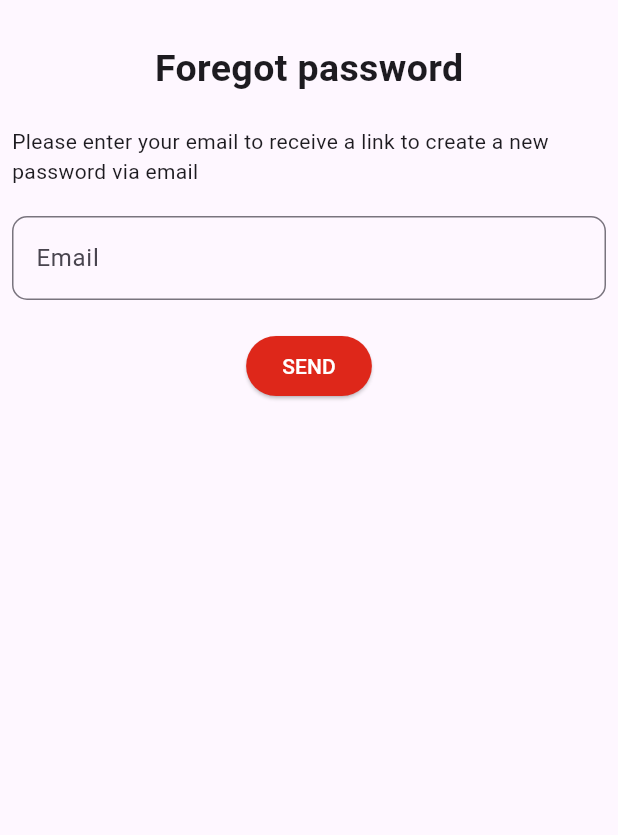
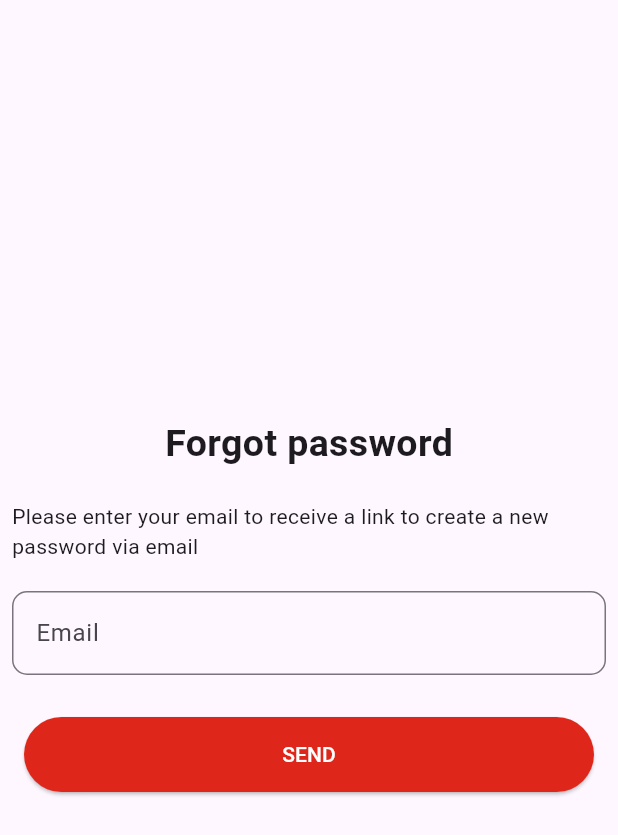
Before and after one commit to Vismaya204/e_commerce_app, a Flutter app: the Login screen opened directly, after a tap on "Forgot password?", on a phone screen of 412 x 824 dp. Shown: the top 835 px of the screen. Run offline on Flutter 3.47's test engine with Material 3 defaults, Android fonts, the phone set to English and light mode, and no system bars; our stand-ins replace cloud_firestore, firebase_auth, firebase_core, google_fonts, image_picker, permission_handler and 1 more; accounts and stored records are empty.

```diff
--- a/lib/Register/registerscreen.dart
+++ b/lib/Register/registerscreen.dart
@@ -32,7 +32,7 @@ class Registerscreen extends StatelessWidget {
                     MaterialPageRoute(builder: (context) => Signup()),
                   );
                 },
-                child: Text("Sign up"),
+                child: Text("Sign up",style: TextStyle(fontWeight: FontWeight.bold),),
               ),
             ),
             SizedBox(height: 20),
@@ -46,7 +46,7 @@ class Registerscreen extends StatelessWidget {
                     MaterialPageRoute(builder: (context) => Login()),
                   );
                 },
-                child: Text("Login"),
+                child: Text("Login",style: TextStyle(fontWeight: FontWeight.bold),),
               ),
             ),
           ],
--- a/lib/bag/mybag.dart
+++ b/lib/bag/mybag.dart
@@ -47,7 +47,7 @@ class _BagState extends State<Bag> {
   @override
   Widget build(BuildContext context) {
     return Scaffold(
-      appBar: AppBar(title: const Text("My Bag")),
+      appBar: AppBar(iconTheme: IconThemeData(color: Colors.white),backgroundColor: Colors.red,title: const Text("My Bag",style: TextStyle(color: Colors.white),)),
       body: products.isEmpty
           ? const Center(child: Text("🛍️ Your bag is empty"))
           : Column(
@@ -95,7 +95,7 @@ class _BagState extends State<Bag> {
                     ],
                   ),
                 ),
-                ElevatedButton(
+                ElevatedButton(style: ElevatedButton.styleFrom(backgroundColor: Colors.red,foregroundColor: Colors.white),
                   onPressed: () {
                     Navigator.push(
                       context,
--- a/lib/bag/mybag_checkout.dart
+++ b/lib/bag/mybag_checkout.dart
@@ -66,7 +66,7 @@ class _MybagCheckoutState extends State<MybagCheckout> {
     final total = getTotalAmount();
 
     return Scaffold(
-      appBar: AppBar(title: const Text("Checkout")),
+      appBar: AppBar(backgroundColor: Colors.red,iconTheme: IconThemeData(color: Colors.white),title: const Text("Checkout",style: TextStyle(color: Colors.white),)),
       body: SingleChildScrollView(
         padding: const EdgeInsets.all(16),
         child: Column(
--- a/lib/bag/ratingandreview.dart
+++ b/lib/bag/ratingandreview.dart
@@ -47,8 +47,8 @@ class _RatingandreviewState extends State<Ratingandreview> {
   @override
   Widget build(BuildContext context) {
     return Scaffold(
-      appBar: AppBar(
-        title: const Text("Rating & Review"),
+      appBar: AppBar(iconTheme: IconThemeData(color: Colors.white),
+        title: const Text("Rating & Review",style: TextStyle(color: Colors.white),),
         backgroundColor: Colors.redAccent,
       ),
       body: Padding(
--- a/lib/favourite/favourite_list.dart
+++ b/lib/favourite/favourite_list.dart
@@ -28,8 +28,8 @@ class _FavouriteListState extends State<FavouriteList> {
     return WillPopScope(
       onWillPop: _onWillPop, // ✅ intercept system back press
       child: Scaffold(
-        appBar: AppBar(
-          title: const Text("Favourites"),
+        appBar: AppBar(iconTheme: IconThemeData(color: Colors.white),backgroundColor: Colors.red,
+          title: const Text("Favourites",style: TextStyle(color: Colors.white),),
           leading: IconButton(
             icon: const Icon(Icons.arrow_back),
             onPressed: () {
--- a/lib/foregotpassword.dart
+++ b/lib/foregotpassword.dart
@@ -14,9 +14,9 @@ class _ForegotpasswordState extends State<Foregotpassword> {
     return Scaffold(
       body: Padding(
         padding: const EdgeInsets.all(8.0),
-        child: Column(
+        child: Column(mainAxisAlignment: MainAxisAlignment.center,
           children: [SizedBox(height: 20),
-            Text("Foregot password",style: TextStyle(fontSize: 25,fontWeight: FontWeight.bold),), SizedBox(height: 20),
+            Text("Forgot password",style: TextStyle(fontSize: 25,fontWeight: FontWeight.bold),), SizedBox(height: 20),
             Text("Please enter your email to receive a link to create a new password via email"),SizedBox(height: 20),
             TextFormField(controller: emailController,
             validator: (value) {
@@ -32,13 +32,18 @@ class _ForegotpasswordState extends State<Foregotpassword> {
                 ),
               ),
             ),SizedBox(height: 20),
-            ElevatedButton(
-              style: ElevatedButton.styleFrom(
-                backgroundColor: const Color.fromARGB(255, 222, 39, 26),
-                foregroundColor: Colors.white,
+            Padding(
+              padding: const EdgeInsets.all(8.0),
+              child: SizedBox(height: 50,width: double.infinity,
+                child: ElevatedButton(
+                  style: ElevatedButton.styleFrom(
+                    backgroundColor: const Color.fromARGB(255, 222, 39, 26),
+                    foregroundColor: Colors.white,
+                  ),
+                  onPressed: () {},
+                  child: Text("SEND"),
+                ),
               ),
-              onPressed: () {},
-              child: Text("SEND"),
             ),SizedBox(height: 30),
           ],
         ),
--- a/lib/login.dart
+++ b/lib/login.dart
@@ -80,6 +80,20 @@ class _LoginState extends State<Login> {
             ),
             SizedBox(height: 30),
             Text("Or login with social account"),
+             Row(
+  mainAxisSize: MainAxisSize.min,
+  children: [
+    CircleAvatar(
+      radius: 20, // smaller radius looks cleaner
+      backgroundImage: AssetImage("assets/gogl.jpg"), // fixed path
+    ),
+    SizedBox(width: 40), // spacing between icons
+    CircleAvatar(
+      radius: 30,
+      backgroundImage: AssetImage("assets/facebookimg.png"), // correct path
+    ),
+  ],
+),
           ],
         ),
       ),
```
Also changed, not shown: lib/Register/user_register.dart (+25 -4 lines), lib/shop/categories.dart (+5 -5 lines), assets/facebookimg.png (added), assets/glgimg.png (added), assets/gogl.jpg (added).
